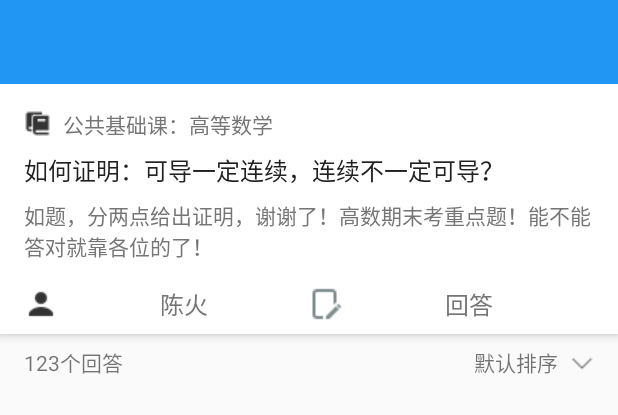
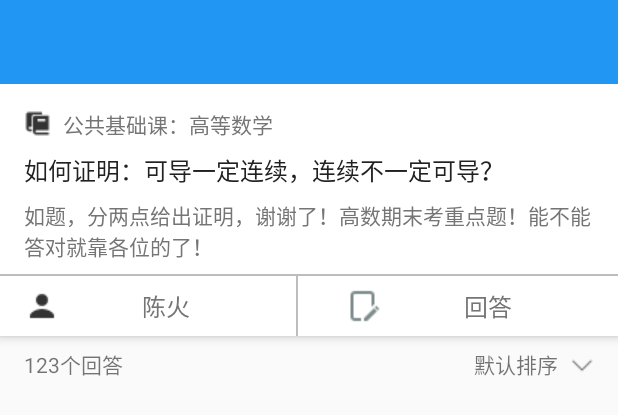
Before and after one commit to SrtpStudy/YiQiXue, an Android app: the layout activity_question_info.xml on its own in the app's theme, with its tools: preview values and no code run, on a phone screen of 412 x 824 dp. Shown: the top 415 px of the screen. Run offline under Robolectric (Android 15) with nearby library versions, the phone set to English and light mode, and no system bars.

Commit message:
添加分隔线

```diff
--- a/study/app/src/main/res/drawable/divider_line.xml
+++ /dev/null
@@ -1,5 +0,0 @@
-<?xml version="1.0" encoding="utf-8"?>
-<shape xmlns:android="http://schemas.android.com/apk/res/android">
-    <solid android:color="@color/dividerColor" />
-    <size android:height="1px" />
-</shape>
--- a/study/app/src/main/res/layout/activity_question_info.xml
+++ b/study/app/src/main/res/layout/activity_question_info.xml
@@ -64,37 +64,51 @@
                 android:textColor="@color/textColorSecondary"
                 android:text="如题，分两点给出证明，谢谢了！高数期末考重点题！能不能答对就靠各位的了！"/>
 
+            <ImageView
+                android:id="@+id/divider"
+                android:layout_width="match_parent"
+                android:layout_height="1dp"
+                android:layout_marginTop="@dimen/dp_8"
+                android:background="@color/dividerColor"
+                android:layout_below="@id/tv_question_contents"/>
+
             <LinearLayout
                 android:layout_width="match_parent"
-                android:layout_height="wrap_content"
-                android:layout_marginTop="@dimen/dp_8"
-                android:layout_marginLeft="@dimen/activity_horizontal_margin"
-                android:layout_marginRight="@dimen/activity_horizontal_margin"
-                android:layout_below="@+id/tv_question_contents"
-                android:showDividers="middle|end|beginning"
-                android:divider="@drawable/divider_line"
+                android:layout_height="40dp"
+                android:layout_below="@+id/divider"
                 android:orientation="horizontal">
 
                 <TextView
                     android:id="@+id/tv_user"
                     android:layout_width="0dp"
-                    android:layout_height="40dp"
+                    android:layout_height="wrap_content"
                     android:layout_weight="1"
-                    android:paddingTop="8dp"
-                    android:paddingBottom="8dp"
+                    android:paddingLeft="@dimen/activity_horizontal_margin"
+                    android:paddingRight="@dimen/activity_horizontal_margin"
+                    android:paddingTop="@dimen/dp_8"
+                    android:paddingBottom="@dimen/dp_8"
                     android:gravity="center"
                     android:drawableLeft="@drawable/ic_user_black_24dp"
                     android:textSize="16sp"
                     android:textColor="@color/textColorSecondary"
                     android:text="@string/user1_name"/>
 
+                <ImageView
+                    android:layout_width="1dp"
+                    android:layout_height="match_parent"
+                    android:paddingTop="@dimen/dp_8"
+                    android:background="@color/dividerColor"/>
+
                 <TextView
                     android:id="@+id/tv_new_answer"
                     android:layout_width="0dp"
-                    android:layout_height="40dp"
+                    android:layout_height="wrap_content"
                     android:layout_weight="1"
-                    android:paddingTop="8dp"
-                    android:paddingBottom="8dp"
+                    android:paddingLeft="@dimen/activity_horizontal_margin"
+                    android:paddingRight="@dimen/activity_horizontal_margin"
+                    android:paddingTop="@dimen/dp_8"
+                    android:paddingBottom="@dimen/dp_8"
+                    android:layout_marginLeft="@dimen/text_margin"
                     android:gravity="center"
                     android:drawableLeft="@drawable/ic_edit_black_24dp"
                     android:textSize="16sp"
```
